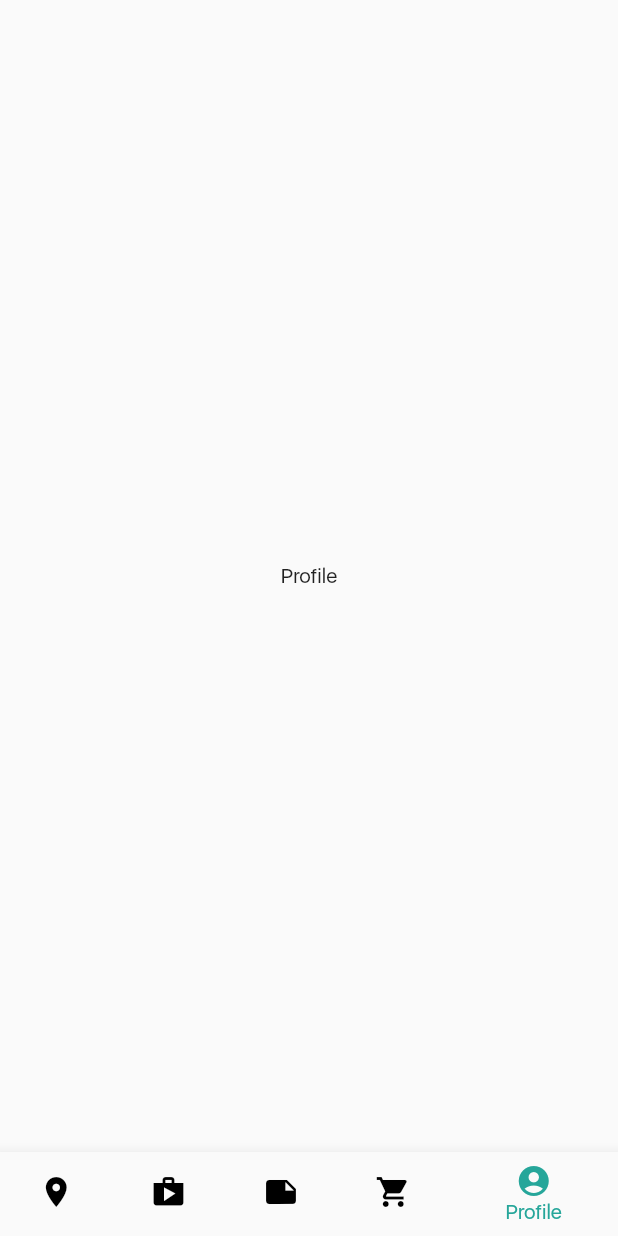
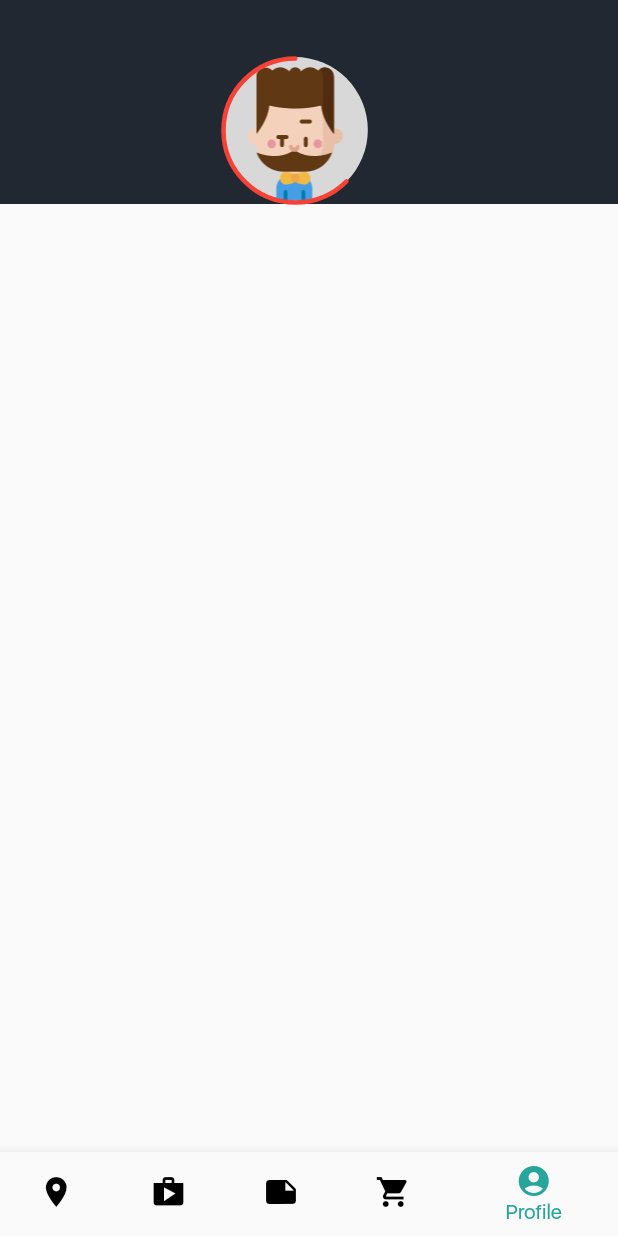
Before and after one commit to temyco/coffee-shop, a Flutter app: the screen it shows after launch, item 5 of the bottom bar chosen, on a phone screen of 412 x 824 dp. Run offline on Flutter 3.47's test engine with Material 2 defaults, Android fonts, the phone set to English and light mode, and no system bars; our stand-ins replace flutter_svg; project files that could hold a hidden picture were left out.

Commit message:
Profile screen: - added changing status bar color on home pages - added displaying user's avatar - added flutter_svg library to display svg

```diff
--- a/lib/presentation/basket_route.dart
+++ b/lib/presentation/basket_route.dart
@@ -1,9 +1,11 @@
 import 'package:flutter/material.dart';
 import 'package:flutterapp/messages.dart';
+import 'package:flutterapp/theme.dart';
 
 class BasketRoute extends StatelessWidget {
   @override
   Widget build(BuildContext context) {
+    setWhiteStatusBar();
     return Center(child: Text(Messages.basketTitle));
   }
 }
--- a/lib/presentation/location_route.dart
+++ b/lib/presentation/location_route.dart
@@ -1,9 +1,11 @@
 import 'package:flutter/material.dart';
 import 'package:flutterapp/messages.dart';
+import 'package:flutterapp/theme.dart';
 
 class LocationRoute extends StatelessWidget {
   @override
   Widget build(BuildContext context) {
+    setWhiteStatusBar();
     return Center(child: Text(Messages.locationTitle));
   }
 }
--- a/lib/presentation/orders_route.dart
+++ b/lib/presentation/orders_route.dart
@@ -1,9 +1,11 @@
 import 'package:flutter/material.dart';
 import 'package:flutterapp/messages.dart';
+import 'package:flutterapp/theme.dart';
 
 class OrdersRoute extends StatelessWidget {
   @override
   Widget build(BuildContext context) {
+    setWhiteStatusBar();
     return Center(child: Text(Messages.ordersTitle));
   }
 }
--- a/lib/presentation/profile_route.dart
+++ b/lib/presentation/profile_route.dart
@@ -1,9 +1,73 @@
 import 'package:flutter/material.dart';
-import 'package:flutterapp/messages.dart';
+import 'package:flutter/services.dart';
+import 'package:flutter_svg/flutter_svg.dart';
+import 'package:flutterapp/res/colors.dart';
+import 'package:flutterapp/res/images.dart';
+import 'package:flutterapp/widgets/progress/arc_progress.dart';
 
-class ProfileRoute extends StatelessWidget {
+class ProfileRoute extends StatefulWidget {
+  @override
+  State<StatefulWidget> createState() {
+    return _ProfileRouteState();
+  }
+}
+
+class _ProfileRouteState extends State<ProfileRoute> {
   @override
   Widget build(BuildContext context) {
-    return Center(child: Text(Messages.profileTitle));
+    SystemChrome.setSystemUIOverlayStyle(SystemUiOverlayStyle(
+        statusBarColor: AppColors.profileHeader,
+        statusBarIconBrightness: Brightness.light
+    ));
+    return SingleChildScrollView(
+      child: Column(
+        children: <Widget>[
+          Container(
+            color: AppColors.profileHeader,
+            child: Column(
+              children: <Widget>[
+                SizedBox( height: 38),
+                _UserProfileInfoWidget(),
+              ],
+            ),
+          ),
+        ],
+      ),
+    );
   }
 }
+
+class _UserProfileInfoWidget extends StatelessWidget {
+
+  final double userAvatarSize = 98;
+
+  _UserProfileInfoWidget();
+
+  @override
+  Widget build(BuildContext context) {
+    return Row(
+      mainAxisAlignment: MainAxisAlignment.center,
+      children: <Widget>[
+        Container(
+          width: 98,
+          height: 98,
+          child: Stack(
+            alignment: AlignmentDirectional.bottomCenter,
+            children: <Widget>[
+              SvgPicture.asset(Images.bgUserAvatar, height: userAvatarSize, width: userAvatarSize),
+              Image.asset(Images.userAvatar),
+              CustomPaint(
+                size: Size(userAvatarSize, userAvatarSize),
+                painter: ArcProgressPainter(userAvatarSize.round(), 45, 225, 3, Colors.red),
+              )
+            ],
+          ),
+        ),
+        SizedBox(width: 18),
+        Column(
+
+        ),
+      ],
+    );
+  }
+}
--- a/lib/presentation/shop_route.dart
+++ b/lib/presentation/shop_route.dart
@@ -1,9 +1,11 @@
 import 'package:flutter/material.dart';
 import 'package:flutterapp/messages.dart';
+import 'package:flutterapp/theme.dart';
 
 class ShopRoute extends StatelessWidget {
   @override
   Widget build(BuildContext context) {
+    setWhiteStatusBar();
     return Center(child: Text(Messages.shopTitle));
   }
 }
--- /dev/null
+++ b/lib/res/colors.dart
@@ -0,0 +1,5 @@
+import 'package:flutter/material.dart';
+
+class AppColors {
+  static const profileHeader = Color(0XFF222831);
+}
--- /dev/null
+++ b/lib/res/images.dart
@@ -0,0 +1,6 @@
+class Images {
+  static const String _imagesPath = "assets/images/";
+
+  static const String userAvatar = _imagesPath + "user_avatar.png";
+  static const String bgUserAvatar = _imagesPath + "bg_user_avatar.svg";
+}
--- a/lib/theme.dart
+++ b/lib/theme.dart
@@ -1,4 +1,5 @@
 import 'package:flutter/material.dart';
+import 'package:flutter/services.dart';
 
 var mainTheme = ThemeData(
   primarySwatch: colorWhite,
@@ -22,3 +23,10 @@ const MaterialColor colorWhite = const MaterialColor(
     900: const Color(0xFFFFFFFF),
   },
 );
+
+void setWhiteStatusBar() {
+  SystemChrome.setSystemUIOverlayStyle(SystemUiOverlayStyle(
+      statusBarColor: Colors.white,
+      statusBarIconBrightness: Brightness.dark
+  ));
+}
--- /dev/null
+++ b/lib/widgets/progress/arc_progress.dart
@@ -0,0 +1,40 @@
+import 'package:flutter/material.dart';
+
+class ArcProgressPainter extends CustomPainter {
+
+  final int arcSize;
+  final int startAngle;
+  final int endAngle;
+
+  Paint _arcPaint;
+  double _radian;
+
+  ArcProgressPainter(this.arcSize, this.startAngle, this.endAngle, int strokeWidth, Color color) {
+    _arcPaint = Paint()
+      ..color = color
+      ..strokeWidth = strokeWidth.roundToDouble()
+      ..style = PaintingStyle.stroke
+      ..strokeCap = StrokeCap.round
+      ..isAntiAlias = true;
+
+    _radian = 3.14 / 180;
+  }
+
+  @override
+  void paint(Canvas canvas, Size size) {
+    Offset offset = Offset(arcSize / 2, arcSize / 2);
+    Rect rect = Rect.fromCircle(
+        center: offset,
+        radius: arcSize / 2 - 1 //just to have line in the middle of (for example) avatar bg
+    );
+
+    double startRadians = startAngle * _radian;
+    double endRadians = endAngle * _radian;
+    canvas.drawArc(rect, startRadians, endRadians, false, _arcPaint);
+  }
+
+  @override
+  bool shouldRepaint(CustomPainter oldDelegate) {
+    return false;
+  }
+}
--- a/pubspec.yaml
+++ b/pubspec.yaml
@@ -23,6 +23,7 @@ dependencies:
   # The following adds the Cupertino Icons font to your application.
   # Use with the CupertinoIcons class for iOS style icons.
   cupertino_icons: ^0.1.2
+  flutter_svg: ^0.17.4
 
 dev_dependencies:
   flutter_test:
@@ -147,9 +148,8 @@ flutter:
           weight: 800
 
   # To add assets to your application, add an assets section, like this:
-  # assets:
-  #  - images/a_dot_burr.jpeg
-  #  - images/a_dot_ham.jpeg
+  assets:
+    - assets/images/
 
   # An image asset can refer to one or more resolution-specific "variants", see
   # https://flutter.dev/assets-and-images/#resolution-aware.
```
Also changed, not shown: assets/images/1.5x/user_avatar.png (added), assets/images/2.0x/user_avatar.png (added), assets/images/3.0x/user_avatar.png (added), assets/images/4.0x/user_avatar.png (added), assets/images/bell.svg (added), assets/images/bg_user_avatar.svg (added), assets/images/user_avatar.png (added), pubspec.lock.
